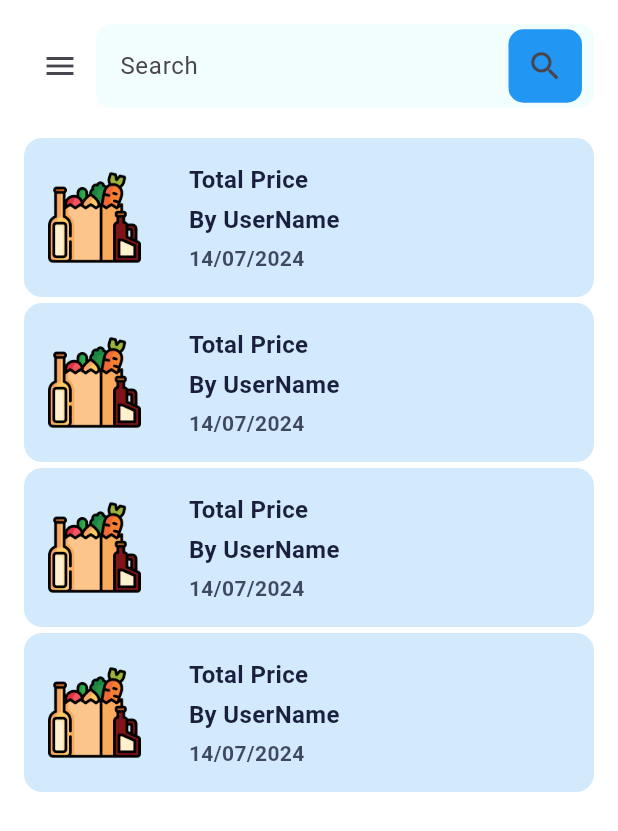
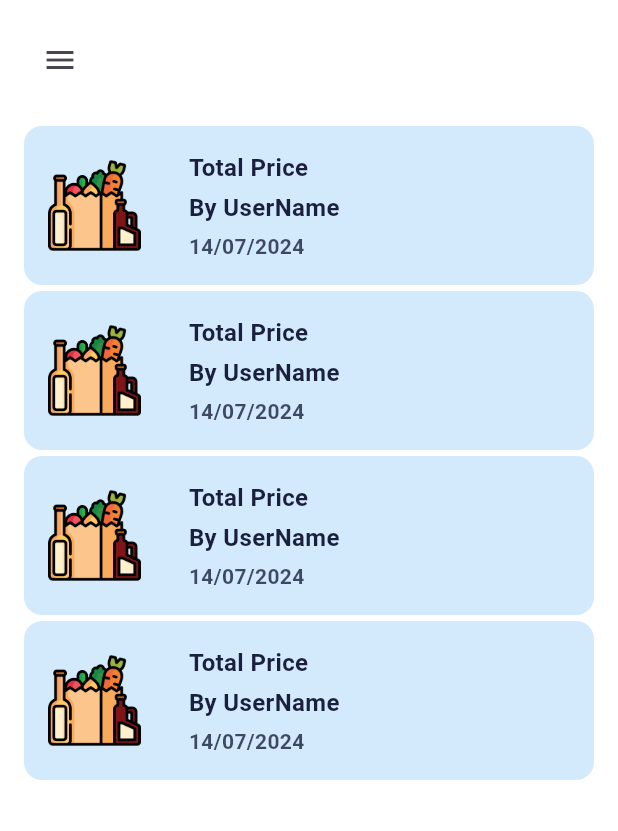
Before and after one commit to nggiahuy09/keyboard_shop_admin, a Flutter app: the AllOrdersScreen screen opened directly, on a phone screen of 412 x 824 dp. Shown: the top 831 px of the screen. Run offline on Flutter 3.47's test engine with Material 3 defaults, Android fonts, the phone set to English and light mode, and no system bars; our stand-ins replace iconly, shared_preferences; accounts and stored records are empty.

Commit message:
add: allow set a title and hide search field

```diff
--- a/lib/widgets/header.dart
+++ b/lib/widgets/header.dart
@@ -7,9 +7,13 @@ class HeaderWidget extends StatelessWidget {
   const HeaderWidget({
     super.key,
     required this.fct,
+    required this.title,
+    this.isAllowSearch = true,
   });
 
   final Function fct;
+  final String title;
+  final bool isAllowSearch;
 
   @override
   Widget build(BuildContext context) {
@@ -26,19 +30,25 @@ class HeaderWidget extends StatelessWidget {
             },
           ),
         if (Responsive.isDesktop(context))
-          const Padding(
-            padding: EdgeInsets.all(8.0),
+          Padding(
+            padding: const EdgeInsets.all(8.0),
             child: Text(
-              "Dashboard",
-              // style: Theme.of(context).textTheme.headline6,
+              title,
+              style: TextStyle(
+                fontSize: 22,
+                fontWeight: FontWeight.w600,
+                color: Theme.of(context).colorScheme.onBackground,
+              ),
             ),
           ),
         if (Responsive.isDesktop(context)) Spacer(flex: Responsive.isDesktop(context) ? 2 : 1),
-        Expanded(
+        isAllowSearch
+            ? Expanded(
                 child: TextField(
+                  style: TextStyle(color: Theme.of(context).colorScheme.onBackground),
                   decoration: InputDecoration(
                     hintText: "Search",
-              fillColor: Theme.of(context).cardColor,
+                    fillColor: Theme.of(context).primaryColor.withOpacity(0.15),
                     filled: true,
                     border: const OutlineInputBorder(
                       borderSide: BorderSide.none,
@@ -48,20 +58,21 @@ class HeaderWidget extends StatelessWidget {
                       onTap: () {},
                       child: Container(
                         padding: const EdgeInsets.all(defaultPadding * 0.75),
-                  margin: const EdgeInsets.symmetric(horizontal: defaultPadding / 2),
                         decoration: const BoxDecoration(
                           color: Colors.blue,
                           borderRadius: BorderRadius.all(Radius.circular(10)),
                         ),
-                  child: const Icon(
+                        child: Icon(
                           Icons.search,
                           size: 25,
+                          color: Theme.of(context).colorScheme.background,
                         ),
                       ),
                     ),
                   ),
                 ),
-        ),
+              )
+            : const SizedBox.shrink(),
       ],
     );
   }
```
Lines whose indentation alone changed are shown as unchanged.
